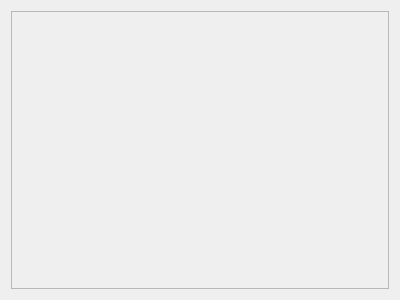
Old version of the form Qt/gamefield.ui in the repository Yuya-003/Procon29.
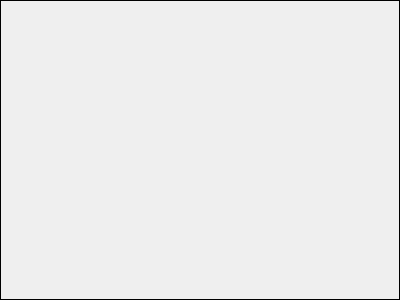
New version of the form.

Commit message: GameFieldクラスの基底クラスをQFrameに変更。マス目の管理をベクターを用いたものに変更。

Patch:
```diff
--- a/Qt/gamefield.ui
+++ b/Qt/gamefield.ui
@@ -1,7 +1,7 @@
 <?xml version="1.0" encoding="UTF-8"?>
 <ui version="4.0">
  <class>GameField</class>
- <widget class="QWidget" name="GameField">
+ <widget class="QFrame" name="GameField">
   <property name="geometry">
    <rect>
     <x>0</x>
@@ -13,18 +13,9 @@
   <property name="windowTitle">
    <string>Form</string>
   </property>
-  <layout class="QHBoxLayout" name="horizontalLayout">
-   <item>
-    <widget class="QFrame" name="frame">
      <property name="frameShape">
-      <enum>QFrame::StyledPanel</enum>
-     </property>
-     <property name="frameShadow">
-      <enum>QFrame::Raised</enum>
-     </property>
-    </widget>
-   </item>
-  </layout>
+   <enum>QFrame::Box</enum>
+  </property>
  </widget>
  <resources/>
  <connections/>
```
Left out of the diff: 2 changed lines with no effect on the pictures. Lines whose indentation alone changed are shown as unchanged. The commit also changes 4 other files.
